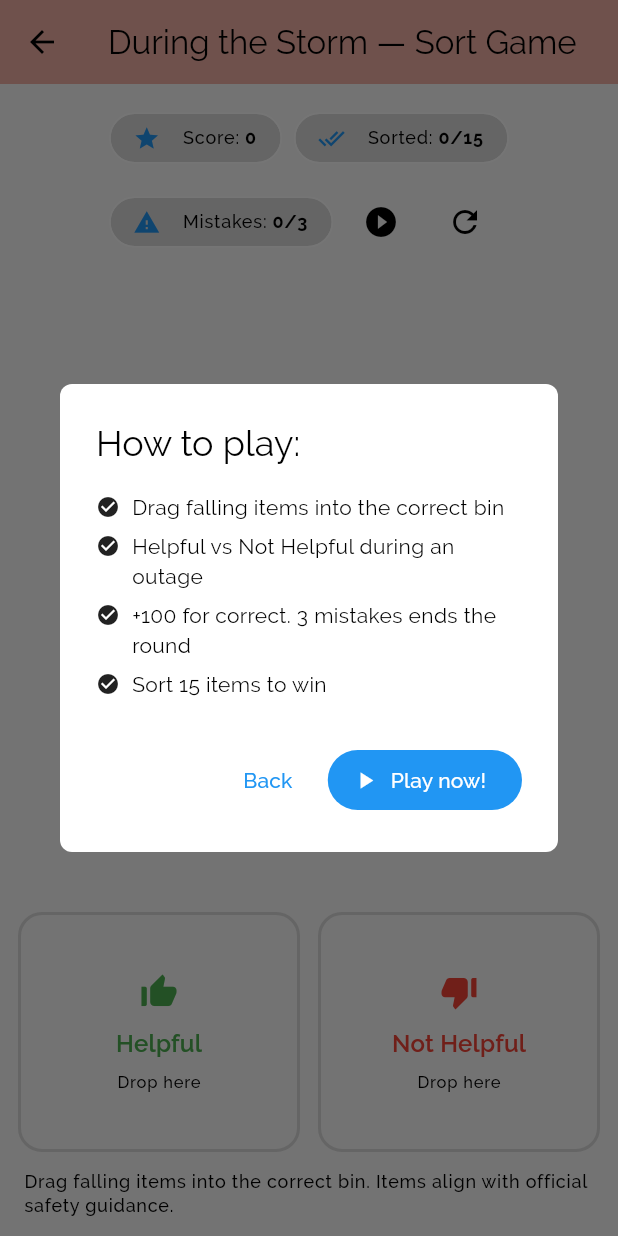
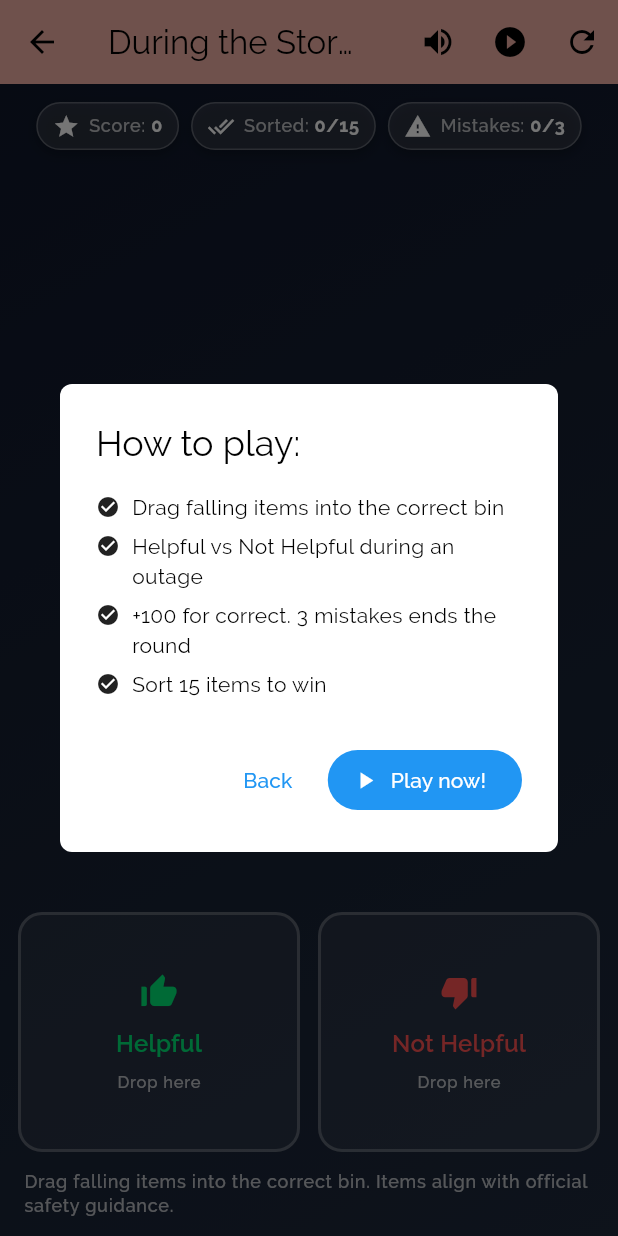
Before and after one commit to littlered964/safer-app, a Flutter app: the DuringOutageSortingPage screen opened by its route, on a phone screen of 412 x 824 dp. Run offline on Flutter 3.47's test engine with Material 3 defaults, Android fonts, the phone set to English and light mode, and no system bars; our stand-ins replace audioplayers, bloc, confetti, device_info_plus, flutter_bloc, flutter_spinbox and 3 more; accounts and stored records are empty.

Commit message:
Added sound, confetti, gradient, shake to during outage sort game

```diff
--- a/lib/screens/safer_main_menu/power_outage/during_outage_sort.dart
+++ b/lib/screens/safer_main_menu/power_outage/during_outage_sort.dart
@@ -1,6 +1,9 @@
 import 'dart:math';
 import 'package:flutter/material.dart';
 import 'package:flutter/scheduler.dart';
+import 'package:flutter/services.dart';
+import 'package:audioplayers/audioplayers.dart';
+import 'package:confetti/confetti.dart';
 
 class DuringOutageSortingPage extends StatefulWidget {
   const DuringOutageSortingPage({super.key});
@@ -10,7 +13,7 @@ class DuringOutageSortingPage extends StatefulWidget {
 }
 
 class _DuringOutageSortingPageState extends State<DuringOutageSortingPage>
-    with SingleTickerProviderStateMixin {
+    with TickerProviderStateMixin {
   late Ticker _ticker;
   Duration? _prevElapsed; // for delta timing
 
@@ -39,11 +42,49 @@ class _DuringOutageSortingPageState extends State<DuringOutageSortingPage>
 
   late List<_CardData> _deck;
 
+  // Audio + Haptics
+  late final AudioPlayer _sfxPlayer;
+  bool _muted = false;
+
+  Future<void> _playSfx(String filename, {double volume = 0.9}) async {
+    if (_muted) return;
+    try {
+      await _sfxPlayer.stop();
+      await _sfxPlayer.play(AssetSource('audio/$filename'), volume: volume);
+    } catch (_) {
+    }
+  }
+
+  void _hapticGood() => HapticFeedback.lightImpact();
+  void _hapticBad() => HapticFeedback.mediumImpact();
+  void _hapticWin() => HapticFeedback.heavyImpact();
+
+  // Shake animation (wrong items)
+  late final AnimationController _shakeCtl;
+  late final Animation<double> _shake;
+  final Set<_CardData> _shaking = {}; // which items are currently shaking
+
+  // Confetti (on win)
+  late final ConfettiController _confettiCtl;
+
   @override
   void initState() {
     super.initState();
     _deck = _makeDeck();
     _ticker = createTicker(_onTick)..start();
+
+    _sfxPlayer = AudioPlayer(playerId: 'sfx')..setReleaseMode(ReleaseMode.stop);
+
+    _shakeCtl = AnimationController(vsync: this, duration: const Duration(milliseconds: 350));
+    _shake = TweenSequence<double>([
+      TweenSequenceItem(tween: Tween(begin: 0, end: -10), weight: 1),
+      TweenSequenceItem(tween: Tween(begin: -10, end: 10), weight: 2),
+      TweenSequenceItem(tween: Tween(begin: 10, end: -8), weight: 1),
+      TweenSequenceItem(tween: Tween(begin: -8, end: 6), weight: 1),
+      TweenSequenceItem(tween: Tween(begin: 6, end: 0), weight: 1),
+    ]).animate(CurvedAnimation(parent: _shakeCtl, curve: Curves.easeOut));
+
+    _confettiCtl = ConfettiController(duration: const Duration(seconds: 2));
 
     // Show the intro on first open only.
     WidgetsBinding.instance.addPostFrameCallback((_) {
@@ -61,13 +102,15 @@ class _DuringOutageSortingPageState extends State<DuringOutageSortingPage>
   @override
   void dispose() {
     _ticker.dispose();
+    _sfxPlayer.dispose();
+    _shakeCtl.dispose();
+    _confettiCtl.dispose();
     super.dispose();
   }
 
-  // Build the deck from your tips — short labels (<= 4 words) + variants
   List<_CardData> _makeDeck() {
     return [
-      // --- Helpful (variants) ---
+      // Helpful
       _CardData(icon: Icons.report, label: "Report outage once", helpful: true, tip: "Report the outage once via your utility app/site or phone."),
       _CardData(icon: Icons.phone_iphone, label: "Use utility app", helpful: true, tip: "Use the official utility app/site to report."),
       _CardData(icon: Icons.flashlight_on, label: "Use flashlights", helpful: true, tip: "Use flashlights or battery lanterns; avoid candles."),
@@ -81,7 +124,7 @@ class _DuringOutageSortingPageState extends State<DuringOutageSortingPage>
       _CardData(icon: Icons.warning_amber, label: "Avoid downed lines", helpful: true, tip: "Treat all downed lines as energized; stay far away."),
       _CardData(icon: Icons.phone_in_talk, label: "Call 9-1-1", helpful: true, tip: "Report sparking/downed lines to 9-1-1/utility."),
 
-      // --- Not Helpful (variants) ---
+      // Not Helpful (variants)
       _CardData(icon: Icons.report_gmailerrorred, label: "Spam reports", helpful: false, tip: "Report once—multiple reports don’t speed repairs."),
       _CardData(icon: Icons.candlestick_chart, label: "Use candles", helpful: false, tip: "Candles raise fire risk—use battery lights."),
       _CardData(icon: Icons.local_fire_department, label: "Many candles", helpful: false, tip: "Open flames are hazardous in outages."),
@@ -97,7 +140,6 @@ class _DuringOutageSortingPageState extends State<DuringOutageSortingPage>
     ];
   }
 
-  // Fixed ticker delta
   void _onTick(Duration elapsed) {
     if (!_running) return;
 
@@ -116,6 +158,9 @@ class _DuringOutageSortingPageState extends State<DuringOutageSortingPage>
 
     _fallers.removeWhere((f) {
       if (f.y > f.groundY) {
+        // Missed item -> mistake sound + haptic
+        _playSfx('incorrect.aiff');
+        _hapticBad();
         _registerMistake("Missed: ${f.data.label}\n${f.data.tip}");
         return true;
       }
@@ -138,15 +183,26 @@ class _DuringOutageSortingPageState extends State<DuringOutageSortingPage>
     _fallers.add(_Faller(data: data, fracX: x));
   }
 
-  // Show tip + (+100) on correct; tip on incorrect
-  void _registerHit(_CardData data, bool droppedToHelpfulBin) {
+  // Show tip + (+100) on correct; tip on incorrect (with shake)
+  void _registerHit(_CardData data, bool droppedToHelpfulBin) async {
     final correct = data.helpful == droppedToHelpfulBin;
     if (correct) {
       _score += 100;
       _sorted += 1;
+      _playSfx('correct.mp3');
+      _hapticGood();
       _showSnack("${data.tip}  (+100)", Colors.green, milliseconds: 2200);
+      _removeOne(data);
     } else {
+      // wrong -> shake the item briefly, then remove
+      _playSfx('incorrect.aiff');
+      _hapticBad();
+      setState(() => _shaking.add(data));
+      _shakeCtl.forward(from: 0);
+      await Future.delayed(_shakeCtl.duration ?? const Duration(milliseconds: 350));
+      setState(() => _shaking.remove(data));
       _registerMistake(data.tip);
+      _removeOne(data);
     }
     _checkEnd();
   }
@@ -155,7 +211,6 @@ class _DuringOutageSortingPageState extends State<DuringOutageSortingPage>
   void _registerMistake(String msg) {
     _mistakes += 1;
     _showSnack(msg, Colors.orange, milliseconds: 2200);
-    _checkEnd();
   }
 
   void _checkEnd() {
@@ -167,6 +222,10 @@ class _DuringOutageSortingPageState extends State<DuringOutageSortingPage>
       );
     } else if (_sorted >= _targetSorted) {
       _running = false;
+      // WIN sound + haptic + confetti
+      _playSfx('win.wav');
+      _hapticWin();
+      _confettiCtl.play();
       _endDialog(
         title: "Great job!",
         body: "You sorted $_sorted items.\nScore: $_score\n\nYou kept it safe during the storm!",
@@ -212,6 +271,7 @@ class _DuringOutageSortingPageState extends State<DuringOutageSortingPage>
       _prevElapsed = null; // reset delta timing
       _running = true;     // Restart should NOT show intro again
       _needsIntro = false;
+      _shaking.clear();
     });
   }
 
@@ -239,7 +299,7 @@ class _DuringOutageSortingPageState extends State<DuringOutageSortingPage>
         onWillPop: () async {
           Navigator.of(dialogCtx).pop();      // close intro
           Navigator.of(context).maybePop();   // go back to main page
-          return false;                       // we've handled it
+          return false;
         },
         child: AlertDialog(
           title: const Text("How to play:"),
@@ -291,21 +351,14 @@ class _DuringOutageSortingPageState extends State<DuringOutageSortingPage>
     }
 
     return Scaffold(
-      appBar: AppBar(title: const Text("During the Storm — Sort Game")),
-      body: SafeArea(
-        child: Column(
-          children: [
-            // TOP HUD (Wrap to avoid overflow)
-            Padding(
-              padding: const EdgeInsets.fromLTRB(16, 12, 16, 4),
-              child: Wrap(
-                spacing: 8,
-                runSpacing: 8,
-                crossAxisAlignment: WrapCrossAlignment.center,
-                children: [
-                  _StatChip(icon: Icons.star, label: "Score", value: "$_score"),
-                  _StatChip(icon: Icons.done_all, label: "Sorted", value: "$_sorted/$_targetSorted"),
-                  _StatChip(icon: Icons.warning, label: "Mistakes", value: "$_mistakes/$_maxMistakes"),
+      appBar: AppBar(
+        title: const Text("During the Storm — Sort Game"),
+        actions: [
+          IconButton(
+            tooltip: _muted ? "Unmute sounds" : "Mute sounds",
+            icon: Icon(_muted ? Icons.volume_off : Icons.volume_up),
+            onPressed: () => setState(() => _muted = !_muted),
+          ),
           IconButton(
             tooltip: _running ? "Pause" : "Resume",
             onPressed: () {
@@ -324,6 +377,34 @@ class _DuringOutageSortingPageState extends State<DuringOutageSortingPage>
           ),
         ],
       ),
+      body: Container(
+        // Subtle gradient background
+        decoration: const BoxDecoration(
+          gradient: LinearGradient(
+            begin: Alignment.topLeft,
+            end: Alignment.bottomRight,
+            colors: [
+              Color(0xFF0F172A), // slate-900-ish
+              Color(0xFF1E293B), // slate-800-ish
+            ],
+          ),
+        ),
+        child: SafeArea(
+          child: Column(
+            children: [
+              // TOP HUD
+              Padding(
+                padding: const EdgeInsets.fromLTRB(16, 12, 16, 4),
+                child: Wrap(
+                  spacing: 8,
+                  runSpacing: 8,
+                  crossAxisAlignment: WrapCrossAlignment.center,
+                  children: [
+                    _StatChip(icon: Icons.star, label: "Score", value: "$_score"),
+                    _StatChip(icon: Icons.done_all, label: "Sorted", value: "$_sorted/$_targetSorted"),
+                    _StatChip(icon: Icons.warning, label: "Mistakes", value: "$_mistakes/$_maxMistakes"),
+                  ],
+                ),
               ),
               const SizedBox(height: 4),
 
@@ -339,6 +420,22 @@ class _DuringOutageSortingPageState extends State<DuringOutageSortingPage>
 
                     return Stack(
                       children: [
+                        // Confetti overlay
+                        Align(
+                          alignment: Alignment.topCenter,
+                          child: IgnorePointer(
+                            child: ConfettiWidget(
+                              confettiController: _confettiCtl,
+                              blastDirectionality: BlastDirectionality.explosive,
+                              numberOfParticles: 20,
+                              maxBlastForce: 14,
+                              minBlastForce: 6,
+                              emissionFrequency: 0.02,
+                              shouldLoop: false,
+                            ),
+                          ),
+                        ),
+
                         for (final f in _fallers)
                           Positioned(
                             left: (f.fracX * w - cardWidth / 2).clamp(0.0, w - cardWidth),
@@ -348,6 +445,8 @@ class _DuringOutageSortingPageState extends State<DuringOutageSortingPage>
                               width: cardWidth,
                               height: cardHeight,
                               iconOnly: _iconOnly,
+                              // apply shake offset only to flagged item(s)
+                              shakeOffset: _shaking.contains(f.data) ? _shake.value : 0,
                               onDragStarted: () => setState(() {}),
                               onDragEnd: (_) => setState(() {}),
                             ),
@@ -363,11 +462,10 @@ class _DuringOutageSortingPageState extends State<DuringOutageSortingPage>
                                 Expanded(
                                   child: _SortBin(
                                     label: "Helpful",
-                                  color: Colors.green,
+                                    color: Colors.greenAccent.shade400,
                                     icon: Icons.thumb_up_alt,
                                     onAccept: (data) {
                                       _registerHit(data, true);
-                                    _removeOne(data);
                                     },
                                   ),
                                 ),
@@ -375,11 +473,10 @@ class _DuringOutageSortingPageState extends State<DuringOutageSortingPage>
                                 Expanded(
                                   child: _SortBin(
                                     label: "Not Helpful",
-                                  color: Colors.red,
+                                    color: Colors.redAccent.shade200,
                                     icon: Icons.thumb_down_alt,
                                     onAccept: (data) {
                                       _registerHit(data, false);
-                                    _removeOne(data);
                                     },
                                   ),
                                 ),
@@ -398,10 +495,11 @@ class _DuringOutageSortingPageState extends State<DuringOutageSortingPage>
                 padding: const EdgeInsets.fromLTRB(16, 0, 16, 12),
                 child: Text(
                   "Drag falling items into the correct bin. Items align with official safety guidance.",
-                style: Theme.of(context).textTheme.labelMedium,
+                  style: Theme.of(context).textTheme.labelMedium?.copyWith(color: Colors.white70),
                 ),
               ),
             ],
+          ),
         ),
       ),
     );
@@ -415,7 +513,7 @@ class _DuringOutageSortingPageState extends State<DuringOutageSortingPage>
   }
 }
 
-// ===== Models / Widgets =====
+// Models / Widgets
 
 class _CardData {
   final IconData icon;
@@ -443,6 +541,7 @@ class _DraggableCard extends StatelessWidget {
   final double width;
   final double height;
   final bool iconOnly;
+  final double shakeOffset;
   final VoidCallback? onDragStarted;
   final void Function(DraggableDetails)? onDragEnd;
 
@@ -451,17 +550,21 @@ class _DraggableCard extends StatelessWidget {
     required this.width,
     required this.height,
     required this.iconOnly,
+    required this.shakeOffset,
     this.onDragStarted,
     this.onDragEnd,
   });
 
   @override
   Widget build(BuildContext context) {
-    final child = _ItemChip(
+    final child = Transform.translate(
+      offset: Offset(shakeOffset, 0),
+      child: _ItemChip(
         data: data,
         width: width,
         height: height,
         iconOnly: iconOnly,
+      ),
     );
     return Draggable<_CardData>(
       data: data,
@@ -502,7 +605,7 @@ class _ItemChip extends StatelessWidget {
           borderRadius: BorderRadius.circular(14),
           border: Border.all(color: Colors.black12, width: 1.2),
           boxShadow: const [
-            BoxShadow(blurRadius: 6, offset: Offset(0, 3), color: Colors.black12),
+            BoxShadow(blurRadius: 6, offset: Offset(0, 3), color: Colors.black26),
           ],
         ),
         child: Row(
@@ -565,10 +668,10 @@ class _SortBinState extends State<_SortBin> {
           padding: const EdgeInsets.all(12),
           height: 160,
           decoration: BoxDecoration(
-            color: _hovered ? widget.color.withOpacity(0.1) : Colors.grey.shade50,
+            color: _hovered ? widget.color.withOpacity(0.12) : Colors.white.withOpacity(0.06),
             borderRadius: BorderRadius.circular(16),
             border: Border.all(
-              color: _hovered ? widget.color : Colors.black12,
+              color: _hovered ? widget.color : Colors.white24,
               width: 2,
             ),
           ),
@@ -585,7 +688,8 @@ class _SortBinState extends State<_SortBin> {
                     ?.copyWith(color: widget.color, fontWeight: FontWeight.w600),
               ),
               const SizedBox(height: 6),
-              Text("Drop here", style: Theme.of(context).textTheme.labelSmall),
+              Text("Drop here",
+                  style: Theme.of(context).textTheme.labelSmall?.copyWith(color: Colors.white70)),
             ],
           ),
         );
@@ -607,22 +711,41 @@ class _StatChip extends StatelessWidget {
 
   @override
   Widget build(BuildContext context) {
-    return Chip(
-      avatar: Icon(icon, size: 18),
-      label: Row(
+    return Container(
+      padding: const EdgeInsets.symmetric(horizontal: 10, vertical: 6),
+      decoration: BoxDecoration(
+        color: Colors.white.withOpacity(0.12),        // translucent on dark bg
+        borderRadius: BorderRadius.circular(18),
+        border: Border.all(color: Colors.white24, width: 1),
+        boxShadow: const [
+          BoxShadow(blurRadius: 6, offset: Offset(0, 3), color: Colors.black26),
+        ],
+      ),
+      child: Row(
         mainAxisSize: MainAxisSize.min,
         children: [
-          Text("$label: ", style: Theme.of(context).textTheme.labelMedium),
+          Icon(icon, size: 18, color: Colors.white),
+          const SizedBox(width: 6),
+          Text(
+            '$label: ',
+            style: Theme.of(context)
+                .textTheme
+                .labelMedium
+                ?.copyWith(color: Colors.white70),
+          ),
           Text(
             value,
-            style: Theme.of(context).textTheme.labelMedium?.copyWith(fontWeight: FontWeight.w700),
+            style: Theme.of(context).textTheme.labelMedium?.copyWith(
+                  color: Colors.white,
+                  fontWeight: FontWeight.w700,
+                ),
           ),
         ],
       ),
-      padding: const EdgeInsets.symmetric(horizontal: 8, vertical: 0),
     );
   }
 }
+
 
 /// Small rule row for the intro dialog
 class _RuleRow extends StatelessWidget {
--- a/pubspec.yaml
+++ b/pubspec.yaml
@@ -28,6 +28,8 @@ dependencies:
   url_launcher: ^6.2.5
   flutter_spinbox: ^0.13.1
   device_info_plus: ^9.0.3
+  audioplayers: ^6.0.0
+  confetti: ^0.7.0
 
 
 # flutter_spinbox depends on intl ^0.16.1 but flutter_localizations depends
@@ -44,6 +46,7 @@ flutter:
     - assets/data/
     - assets/images/
     - assets/locale/
+    - assets/audio/
 
   fonts:
     - family: Raleway
```
Also changed, not shown: 5 other files. Lines whose indentation alone changed are shown as unchanged.
